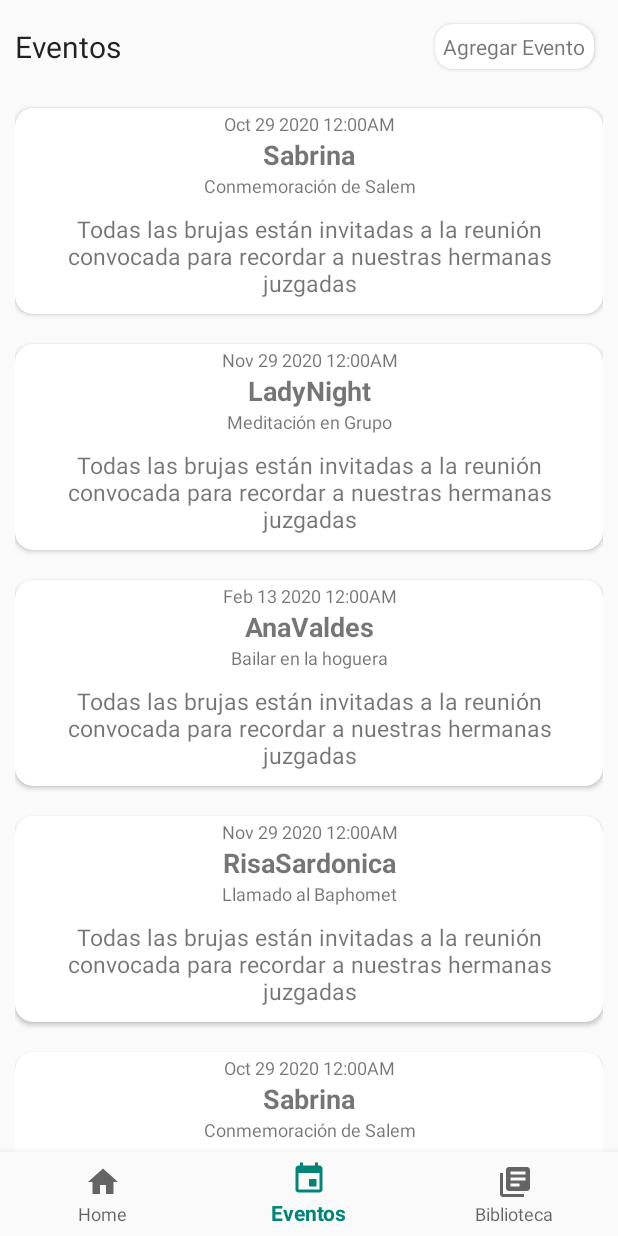
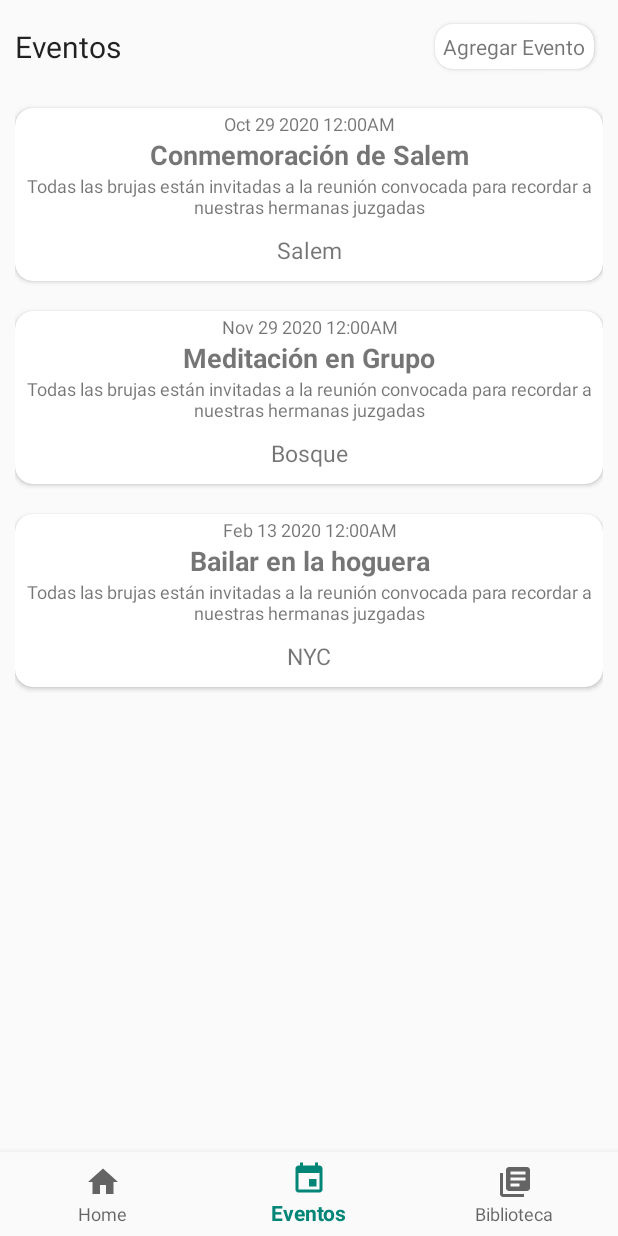
Before and after one commit to AnaBanana29/PSM_Coven, an Android app: the HomeFragment screen opened directly, with no data from a screen before it, item 2 of the bottom bar chosen, on a phone screen of 412 x 824 dp. Run offline under Robolectric (Android 15) with nearby library versions, the phone set to English and light mode, and no system bars; our stand-ins replace navigation-ui; pictures from the network do not load.

Commit message:
Mapas dummy

```diff
--- a/app/src/main/java/com/example/coven/DetallesEventoActivity.kt
+++ b/app/src/main/java/com/example/coven/DetallesEventoActivity.kt
@@ -42,17 +42,25 @@ class DetallesEventoActivity : AppCompatActivity(), OnMapReadyCallback {
     // Extra: Lo utilizamos para agregar marcadores al mapa
     private var markerPositions: MutableList<LatLng>? = null
 
+    lateinit var eventoDetalles: EventoModel
+    var latitud : Double = 0.0
+    var longitud : Double = 0.0
+    lateinit var eventoLocation: LatLng
+
 
     override fun onCreate(savedInstanceState: Bundle?) {
         super.onCreate(savedInstanceState)
         setContentView(R.layout.activity_detalles_evento)
 
-        var eventoDetalles = intent.getSerializableExtra("Evento") as EventoModel
+        eventoDetalles = intent.getSerializableExtra("Evento") as EventoModel
 
         if(eventoDetalles != null){
             txt_eventoTitulo.setText(eventoDetalles.titulo)
             txt_eventoFecha.setText(eventoDetalles.fecha)
             txt_eventoDescripcion.setText(eventoDetalles.descripcion)
+            latitud = eventoDetalles.latitud
+            longitud = eventoDetalles.longitud
+            eventoLocation = LatLng(latitud, longitud)
         }
 
         // Fragmento que contiene al mapa de google en el Layout
@@ -72,10 +80,11 @@ class DetallesEventoActivity : AppCompatActivity(), OnMapReadyCallback {
         // Inicializa nuestro objeto LocationManager
         locationManager = getSystemService(Context.LOCATION_SERVICE) as LocationManager
 
+
         // Listener para detectar los eventos "Click" dentro del mapa
         map!!.setOnMapClickListener {
             // Funcion extra que desarrollamos para agregar marcadores al mapa
-            // ..
+
         }
 
         // Si estamos en Android 6.0+ tenemos que pedir permisos en tiempo de ejecucion
@@ -137,14 +146,15 @@ class DetallesEventoActivity : AppCompatActivity(), OnMapReadyCallback {
 
             // Utilizamos el metodo que desarrollamos para obtener la ubicacion del usuario
             currentLocation = getCurrentLocation()
+            addMarker(eventoDetalles.titulo, eventoLocation, false, false)
         } catch (e: SecurityException) {
             e.printStackTrace()
         }
 
         // Si se pudo obtener la ubicacion del usuario
-        if (currentLocation != null) {
+        if (eventoLocation != null) {
             // Movemos la camara para que apunte a otra coordenada diferente e la default
-            map!!.moveCamera(CameraUpdateFactory.newLatLngZoom(currentLocation, 16f))
+            map!!.moveCamera(CameraUpdateFactory.newLatLngZoom(eventoLocation, 16f))
 
         } else { // Si no se pudo obtener la ubicacion
             // Ponemos una ubicacion fija
--- a/app/src/main/java/com/example/coven/models/DataSource.kt
+++ b/app/src/main/java/com/example/coven/models/DataSource.kt
@@ -15,11 +15,11 @@ class DataSource {
                 EventoModel(
                     1,
                     "Oct 29 2020 12:00AM",
-                    "Sabrina",
                     "Conmemoración de Salem",
                     "Todas las brujas están invitadas a la reunión convocada para recordar a nuestras hermanas juzgadas",
-                    123F,
-                    123F,
+                    "Salem",
+                    44.9391565,
+                    -123.033121,
                     1
                 )
             )
@@ -27,11 +27,11 @@ class DataSource {
                 EventoModel(
                     2,
                     "Nov 29 2020 12:00AM",
-                    "LadyNight",
                     "Meditación en Grupo",
                     "Todas las brujas están invitadas a la reunión convocada para recordar a nuestras hermanas juzgadas",
-                    123F,
-                    123F,
+                    "Bosque",
+                    40.7828647,
+                    -73.9653551,
                     1
                 )
             )
@@ -39,98 +39,15 @@ class DataSource {
                 EventoModel(
                     3,
                     "Feb 13 2020 12:00AM",
-                    "AnaValdes",
                     "Bailar en la hoguera",
                     "Todas las brujas están invitadas a la reunión convocada para recordar a nuestras hermanas juzgadas",
-                    123F,
-                    123F,
+                    "NYC",
+                    40.752655,
+                    -73.977295,
                     1
                 )
             )
-            list.add(
-                EventoModel(
-                    4,
-                    "Nov 29 2020 12:00AM",
-                    "RisaSardonica",
-                    "Llamado al Baphomet",
-                    "Todas las brujas están invitadas a la reunión convocada para recordar a nuestras hermanas juzgadas",
-                    123F,
-                    123F,
-                    1
-                )
-            )
-            list.add(
-                EventoModel(
-                    5,
-                    "Oct 29 2020 12:00AM",
-                    "Sabrina",
-                    "Conmemoración de Salem",
-                    "Todas las brujas están invitadas a la reunión convocada para recordar a nuestras hermanas juzgadas",
-                    123F,
-                    123F,
-                    1
-                )
-            )
-            list.add(
-                EventoModel(
-                    6,
-                    "Feb 13 2020 12:00AM",
-                    "Sabrina",
-                    "Conmemoración de Salem",
-                    "Todas las brujas están invitadas a la reunión convocada para recordar a nuestras hermanas juzgadas",
-                    123F,
-                    123F,
-                    1
-                )
-            )
-            list.add(
-                EventoModel(
-                    7,
-                    "Oct 29 2020 12:00AM",
-                    "LadyNight",
-                    "Meditación en Grupo",
-                    "Todas las brujas están invitadas a la reunión convocada para recordar a nuestras hermanas juzgadas",
-                    123F,
-                    123F,
-                    1
-                )
-            )
-            list.add(
-                EventoModel(
-                    8,
-                    "Nov 29 2020 12:00AM",
-                    "AnaValdes",
-                    "Bailar en la hoguera",
-                    "Todas las brujas están invitadas a la reunión convocada para recordar a nuestras hermanas juzgadas",
-                    123F,
-                    123F,
-                    1
-                )
-            )
-            list.add(
-                EventoModel(
-                    9,
-                    "Feb 13 2020 12:00AM",
-                    "RisaSardonica",
-                    "Llamado al Baphomet",
-                    "Todas las brujas están invitadas a la reunión convocada para recordar a nuestras hermanas juzgadas",
-                    123F,
-                    123F,
-                    1
-                )
-            )
-            list.add(
-                EventoModel(
-                    10,
-                    "Oct 29 2020 12:00AM",
-                    "Sabrina",
-                    "Conmemoración de Salem",
-                    "Todas las brujas están invitadas a la reunión convocada para recordar a nuestras hermanas juzgadas",
-                    123F,
-                    123F,
-                    1
-                )
-            )
+
             //endregion
             return list
         }
--- a/app/src/main/java/com/example/coven/models/EventoModel.kt
+++ b/app/src/main/java/com/example/coven/models/EventoModel.kt
@@ -9,7 +9,7 @@ class EventoModel(
     var titulo: String,
     var descripcion: String,
     var nombreLugar: String,
-    var latitud: Float,
-    var longitud: Float,
+    var latitud: Double,
+    var longitud: Double,
     var usuario_id: Int
 ): Serializable{}
```
